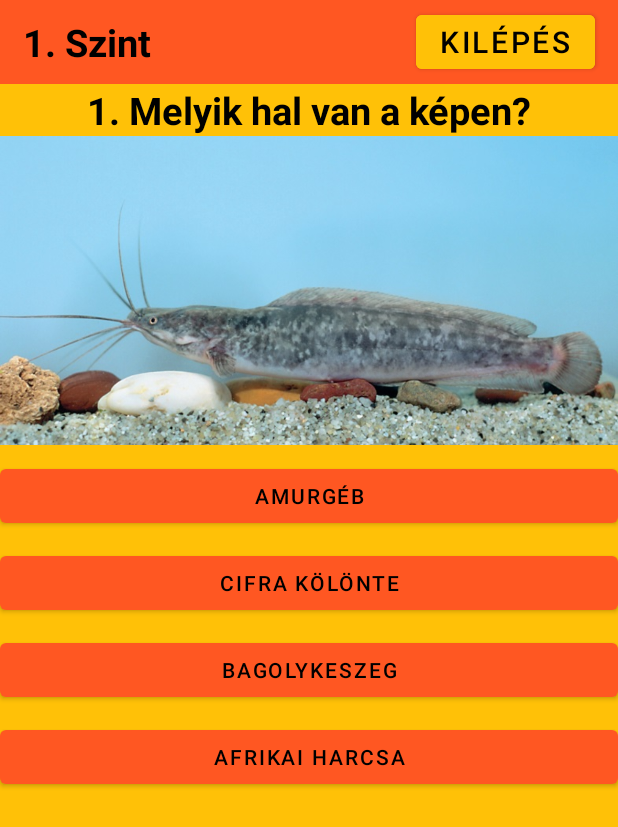
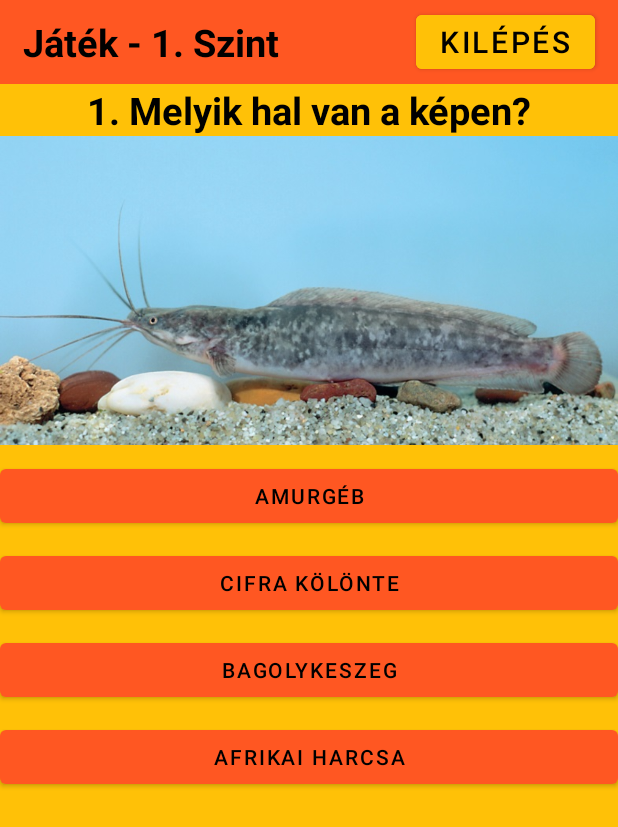
Before and after one commit to radics-milan/Horgasz_mobilAlkalmazas, an Android app: the GameActivity screen opened directly, with no data from a screen before it, on a phone screen of 412 x 824 dp. Shown: the top 827 px of the screen. Run offline under Robolectric (Android 15) with nearby library versions, the phone set to English and light mode, and no system bars; our stand-ins replace Firebase (no records; nobody signed in at launch, a user with empty details on screens opened directly).

Commit message:
Játék eredmények mentése, pályák unlock ha kivitték

```diff
--- a/app/src/main/java/com/example/horgszmobilalkalmazs/GameActivity.java
+++ b/app/src/main/java/com/example/horgszmobilalkalmazs/GameActivity.java
@@ -1,20 +1,20 @@
 package com.example.horgszmobilalkalmazs;
 
 import android.content.Intent;
-import android.os.Build;
 import android.os.Bundle;
 import android.os.Handler;
 import android.view.View;
 import android.widget.Button;
 import android.widget.ImageView;
 import android.widget.TextView;
-import androidx.annotation.RequiresApi;
 import androidx.appcompat.app.AppCompatActivity;
+import java.text.SimpleDateFormat;
 import java.util.ArrayList;
 import java.util.Collections;
+import java.util.Date;
+import java.util.Locale;
 import java.util.Random;
 
-@RequiresApi(api = Build.VERSION_CODES.M)
 public class GameActivity extends AppCompatActivity {
     int level;
     String username;
@@ -27,12 +27,15 @@ public class GameActivity extends AppCompatActivity {
     Button endButton;
     Button againButton;
     TextView gameNumberTextView;
+    TextView pointTextView;
     DatabaseHal databaseHal;
+    DatabaseScore databaseScore;
     ArrayList<ClassHal> fishArray = new ArrayList<>();
     int questionIndex = 0;
     ArrayList<ClassHal> questionArray = new ArrayList<>();
     ArrayList<Button> buttonArrayList = new ArrayList<>();
     int points = 0;
+    String date;
     final Handler handler = new Handler();
     final Runnable r = this::playGame;
 
@@ -48,16 +51,17 @@ public class GameActivity extends AppCompatActivity {
         }
 
         TextView textView = findViewById(R.id.levelTextView);
-        String levelText = level + ". Szint";
+        String levelText = "Játék - " + level + ". Szint";
         textView.setText(levelText);
         findViewById(R.id.exitButton).setOnClickListener(o -> exitGame());
         gameImageView = findViewById(R.id.gameImageView);
+        pointTextView = findViewById(R.id.pointTextView);
         firstAnswerButton = findViewById(R.id.firstAnswerButton);
         secondAnswerButton = findViewById(R.id.secondAnswerButton);
         thirdAnswerButton = findViewById(R.id.thirdAnswerButton);
         fourthAnswerButton = findViewById(R.id.fourthAnswerButton);
         nextLevelButton = findViewById(R.id.nextLevelButton);
-        endButton = findViewById(R.id.endButton);
+        endButton = findViewById(R.id.scoreButton);
         againButton = findViewById(R.id.againButton);
         buttonArrayList.add(firstAnswerButton);
         buttonArrayList.add(secondAnswerButton);
@@ -68,9 +72,10 @@ public class GameActivity extends AppCompatActivity {
         }
         againButton.setOnClickListener(o -> playAgain(level));
         nextLevelButton.setOnClickListener(o -> playNextLevel());
-        endButton.setOnClickListener(o -> exitGame());
+        endButton.setOnClickListener(o -> showScores());
         gameNumberTextView = findViewById(R.id.gameNumberTextView);
         databaseHal = new DatabaseHal(this);
+        databaseScore = new DatabaseScore(this);
         startGame(level);
     }
 
@@ -124,6 +129,11 @@ public class GameActivity extends AppCompatActivity {
                 questionArray = new ArrayList<>(fishArray.subList(0, 10));
                 playGame();
                 break;
+            case 9:
+                fishArray = databaseHal.getAllDataFromLocalStore();
+                Collections.shuffle(fishArray);
+                questionArray = new ArrayList<>(fishArray.subList(0, 10));
+                playGame();
             default:
                 fishArray = databaseHal.getAllDataFromLocalStore();
                 Collections.shuffle(fishArray);
@@ -136,8 +146,9 @@ public class GameActivity extends AppCompatActivity {
         againButton.setVisibility(View.GONE);
         nextLevelButton.setVisibility(View.GONE);
         endButton.setVisibility(View.GONE);
+        pointTextView.setVisibility(View.GONE);
         for (Button b: buttonArrayList) {
-            b.setBackgroundColor(getColor(R.color.orange));
+            b.setBackgroundColor(getResources().getColor(R.color.orange));
             b.setClickable(true);
         }
         String gameNumberText = (questionIndex + 1) + ". Melyik hal van a képen?";
@@ -169,22 +180,31 @@ public class GameActivity extends AppCompatActivity {
         }
         if (questionArray.get(questionIndex).getNev().equals(buttonText)){
             points++;
-            button.setBackgroundColor(getColor(R.color.green));
+            button.setBackgroundColor(getResources().getColor(R.color.green));
         } else {
-            button.setBackgroundColor(getColor(R.color.red));
+            button.setBackgroundColor(getResources().getColor(R.color.red));
             for (Button b: buttonArrayList) {
                 if (b.getText().toString().equals(questionArray.get(questionIndex).getNev())){
-                    b.setBackgroundColor(getColor(R.color.green));
+                    b.setBackgroundColor(getResources().getColor(R.color.green));
                     break;
                 }
             }
         }
         questionIndex++;
-        if (questionIndex < 10){
-            handler.postDelayed(r, 1000);
+        if(level < 10){
+            if (questionIndex < 10){
+                handler.postDelayed(r, 800);
+            } else {
+                gameOver();
+            }
         } else {
-            gameOver();
+            if (questionIndex < 82){
+                handler.postDelayed(r, 100);
+            } else {
+                gameOver();
+            }
         }
+
     }
 
     private void playNextLevel() {
@@ -202,21 +222,36 @@ public class GameActivity extends AppCompatActivity {
     private void gameOver(){
         againButton.setVisibility(View.VISIBLE);
         endButton.setVisibility(View.VISIBLE);
+        pointTextView.setVisibility(View.VISIBLE);
+        String pointText;
         if (level < 10){
+            pointText = "Elért pontszám: " + points + " / 10";
+        } else {
+            pointText = "Elért pontszám: " + points + " / 82";
+        }
+
+        pointTextView.setText(pointText);
+
+        if (level < 10 && points == 10){
             nextLevelButton.setVisibility(View.VISIBLE);
         }
 
         saveScore();
-
-        //TODO gameOver()
     }
 
     private void saveScore() {
-        //TODO saveScore()
+        SimpleDateFormat sdf = new SimpleDateFormat("yyyy.MM.dd. HH:mm:ss", Locale.getDefault());
+        date = sdf.format(new Date());
+        databaseScore.addData(new ClassScore(date, points, level, username));
+    }
+
+    private void showScores() {
+        finish();
+        //TODO show scores
     }
 
     private void exitGame(){
-        //TODO exitGame()
+        finish();
     }
 
 
--- a/app/src/main/res/layout/activity_fish_details.xml
+++ b/app/src/main/res/layout/activity_fish_details.xml
@@ -17,8 +17,8 @@
 
         <ImageView
             android:id="@+id/backImageView"
-            android:layout_width="wrap_content"
-            android:layout_height="wrap_content"
+            android:layout_width="40dp"
+            android:layout_height="40dp"
             android:layout_gravity="center"
             android:layout_marginEnd="20dp"
             android:contentDescription="@string/vissza"
--- a/app/src/main/res/layout/activity_game.xml
+++ b/app/src/main/res/layout/activity_game.xml
@@ -105,38 +105,59 @@
             app:layout_constraintStart_toStartOf="parent"
             app:layout_constraintTop_toBottomOf="@+id/thirdAnswerButton" />
 
-        <LinearLayout
+        <TextView
+            android:id="@+id/pointTextView"
             android:layout_width="match_parent"
             android:layout_height="wrap_content"
+            android:text="Elért pontszám: 10 / 10"
+            android:textColor="@color/black"
+            android:textSize="25sp"
+            android:background="@color/orange"
+            android:textAlignment="center"
+            android:textStyle="bold"
+            android:layout_marginTop="10dp"
+            app:layout_constraintEnd_toEndOf="parent"
+            app:layout_constraintStart_toStartOf="parent"
+            app:layout_constraintTop_toBottomOf="@+id/fourthAnswerButton"
+            android:visibility="gone"
+            />
+
+        <LinearLayout
+            android:id="@+id/linearLayout3"
+            android:layout_width="match_parent"
+            android:layout_height="wrap_content"
+            android:gravity="center"
             android:orientation="horizontal"
-            app:layout_constraintTop_toBottomOf="@+id/fourthAnswerButton"
-            android:gravity="center">
-
-            <Button
-                android:id="@+id/nextLevelButton"
-                android:layout_width="wrap_content"
-                android:layout_height="wrap_content"
-                android:text="@string/kovetkezo_szint"
-                android:layout_marginEnd="5dp"
-                android:visibility="gone"/>
+            android:layout_marginTop="10dp"
+            app:layout_constraintTop_toBottomOf="@+id/pointTextView">
 
             <Button
                 android:id="@+id/againButton"
                 android:layout_width="wrap_content"
                 android:layout_height="wrap_content"
+                android:layout_marginEnd="5dp"
                 android:text="@string/ujra"
-                android:layout_marginEnd="5dp"
-                android:visibility="gone"/>
+                android:visibility="gone" />
 
             <Button
-                android:id="@+id/endButton"
+                android:id="@+id/scoreButton"
                 android:layout_width="wrap_content"
                 android:layout_height="wrap_content"
-                android:text="@string/kilepes"
-                android:visibility="gone"/>
+                android:text="@string/eredmenyek"
+                android:visibility="gone" />
 
         </LinearLayout>
 
+        <Button
+            android:id="@+id/nextLevelButton"
+            android:layout_width="wrap_content"
+            android:layout_height="wrap_content"
+            android:text="@string/kovetkezo_szint"
+            android:visibility="gone"
+            app:layout_constraintBottom_toBottomOf="parent"
+            app:layout_constraintEnd_toEndOf="parent"
+            app:layout_constraintStart_toStartOf="parent"
+            app:layout_constraintTop_toBottomOf="@+id/linearLayout3" />
 
     </androidx.constraintlayout.widget.ConstraintLayout>
 </ScrollView>
```
Also changed, not shown: app/src/main/java/com/example/horgszmobilalkalmazs/ClassScore.java (added, +50 -0 lines), app/src/main/java/com/example/horgszmobilalkalmazs/DatabaseScore.java (added, +95 -0 lines), app/src/main/java/com/example/horgszmobilalkalmazs/JatekFragment.java (+75 -18 lines), app/src/main/res/layout/fragment_jatek.xml (+38 -10 lines).
